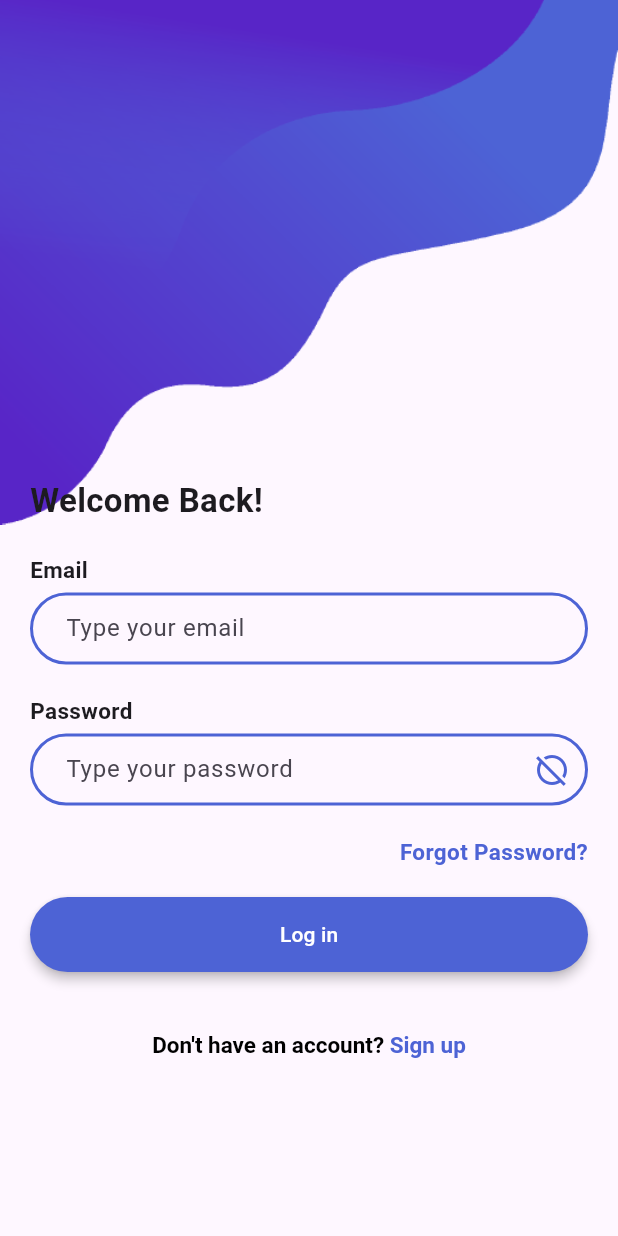
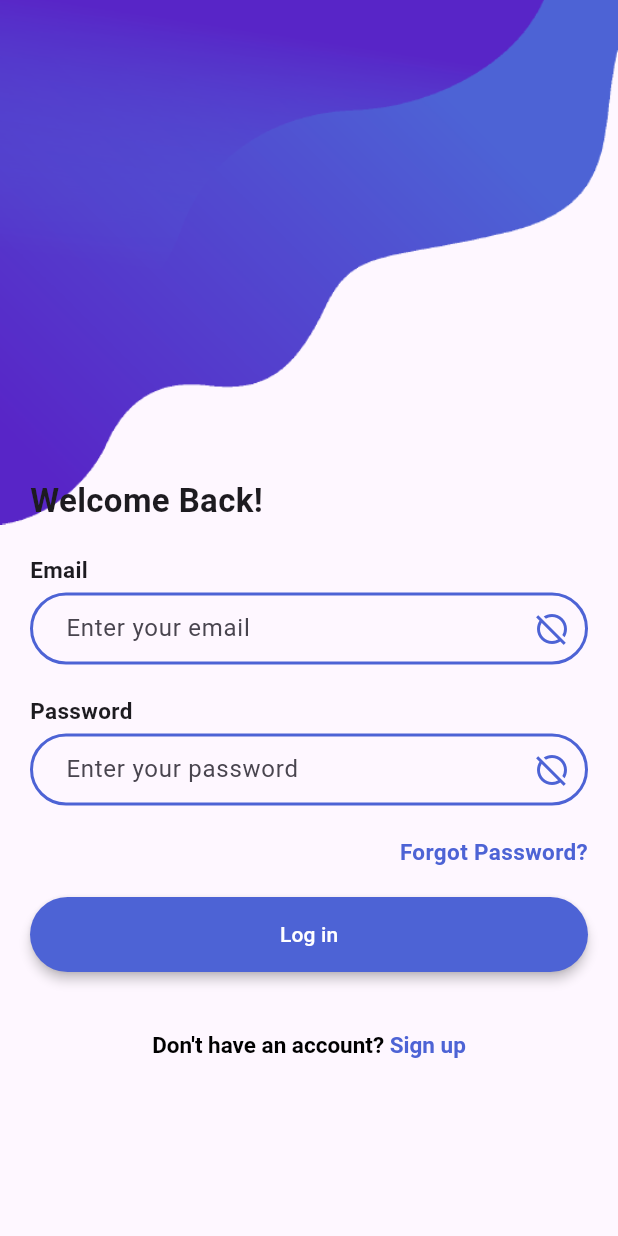
Before and after one commit to ashutosh-rai-78/Flutter-Chat-App-UI, a Flutter app: the LoginScreen screen opened directly, on a phone screen of 412 x 824 dp. Run offline on Flutter 3.47's test engine with Material 2 defaults, Android fonts, the phone set to English and light mode, and no system bars; our stand-ins replace firebase_auth, firebase_core, get_it; accounts and stored records are empty; network calls fail.

Commit message:
firebase login added

```diff
--- /dev/null
+++ b/lib/di/get_it.dart
@@ -0,0 +1,9 @@
+import 'package:get_it/get_it.dart';
+
+import '../firebase/auth.dart';
+
+final locator = GetIt.instance;
+
+void initializeDependencyInjection(){
+  locator.registerSingleton(Auth());
+}
--- a/lib/screens/login_screen.dart
+++ b/lib/ui/screens/login_screen.dart
@@ -1,5 +1,8 @@
 import 'package:flutter/material.dart';
-import 'package:flutter_chat_app_ui/screens/chats_list_screen.dart';
+import 'package:flutter_chat_app_ui/di/get_it.dart';
+import 'package:flutter_chat_app_ui/firebase/auth.dart';
+import 'package:flutter_chat_app_ui/ui/screens/contact_list_screen.dart';
+import 'package:flutter_chat_app_ui/ui/widgets/auth_text_field.dart';
 
 class LoginScreen extends StatefulWidget {
   const LoginScreen({super.key});
@@ -10,10 +13,12 @@ class LoginScreen extends StatefulWidget {
 
 class _LoginScreenState extends State<LoginScreen> {
   double? h;
+
 // 4D63D5
 // 514ACF
 // 572DC9
   Color primary = Color(0x4D63D5);
+
   @override
   Widget build(BuildContext context) {
     return Scaffold(
@@ -57,7 +62,25 @@ class _LoginFrom extends StatefulWidget {
 }
 
 class __LoginFromState extends State<_LoginFrom> {
-  int? primary = 0x4D63D5;
+  late Auth auth;
+  late TextEditingController emailController;
+  late TextEditingController passwordController;
+
+  @override
+  void initState() {
+    auth = locator();
+    emailController = TextEditingController();
+    passwordController = TextEditingController();
+    super.initState();
+  }
+
+  @override
+  void dispose() {
+    emailController.dispose();
+    passwordController.dispose();
+    super.dispose();
+  }
+
   @override
   Widget build(BuildContext context) {
     return Padding(
@@ -72,56 +95,23 @@ class __LoginFromState extends State<_LoginFrom> {
             style: TextStyle(fontSize: 22, fontWeight: FontWeight.bold),
           ),
           const SizedBox(height: 20),
+          // -------------------- EMAIL -------------------------------------------
           const Text(
             "Email",
             style: TextStyle(fontSize: 15, fontWeight: FontWeight.bold),
           ),
           const SizedBox(height: 5),
-          TextField(
-            decoration: InputDecoration(
-              contentPadding: const EdgeInsets.fromLTRB(20.0, 10.0, 0.0, 10.0),
-              /* border:
-                  OutlineInputBorder(borderRadius: BorderRadius.circular(50)), */
-              enabledBorder: OutlineInputBorder(
-                borderSide: BorderSide(color: Color(0xff4D63D5), width: 2),
-                borderRadius: BorderRadius.circular(50),
-              ),
-              focusedBorder: OutlineInputBorder(
-                borderSide: BorderSide(color: Color(0xff4D63D5), width: 2),
-                borderRadius: BorderRadius.circular(50),
-              ),
-              hintText: 'Type your email',
-            ),
-          ),
+          AuthTextField(hint: "Enter your email", controller: emailController,),
           const SizedBox(height: 20),
+          // -------------------- PASSWORD -----------------------------------------
           const Text(
             "Password",
             style: TextStyle(fontSize: 15, fontWeight: FontWeight.bold),
           ),
           const SizedBox(height: 5),
-          TextField(
-            decoration: InputDecoration(
-              suffixIcon: const Icon(
-                Icons.hide_source,
-                color: Color(0xff4D63D5),
-              ),
-              contentPadding: const EdgeInsets.fromLTRB(20.0, 10.0, 0.0, 10.0),
-              /* border: OutlineInputBorder(
-                borderSide: BorderSide(color: Color(0xff4D63D5), width: 1),
-                borderRadius: BorderRadius.circular(50),
-              ), */
-              enabledBorder: OutlineInputBorder(
-                borderSide: BorderSide(color: Color(0xff4D63D5), width: 2),
-                borderRadius: BorderRadius.circular(50),
-              ),
-              focusedBorder: OutlineInputBorder(
-                borderSide: BorderSide(color: Color(0xff4D63D5), width: 2),
-                borderRadius: BorderRadius.circular(50),
-              ),
-              hintText: 'Type your password',
-            ),
-          ),
+          AuthTextField(hint: "Enter your password", controller: passwordController,),
           const SizedBox(height: 20),
+          // -------------------- FORGET PASSWORD ----------------------------------
           const Align(
               alignment: Alignment.topRight,
               child: Text(
@@ -132,6 +122,7 @@ class __LoginFromState extends State<_LoginFrom> {
                     color: Color(0xff4D63D5)),
               )),
           const SizedBox(height: 20),
+          // -------------------- LOGIN BUTTON ---------------------------------------
           ElevatedButton(
               // ignore: prefer_const_constructors
               style: ElevatedButton.styleFrom(
@@ -143,11 +134,19 @@ class __LoginFromState extends State<_LoginFrom> {
                   borderRadius: BorderRadius.all(Radius.circular(50)),
                 ),
               ),
-              onPressed: () {
-                Navigator.push(
+              onPressed: () async {
+                final code = await auth.login(emailController.text, passwordController.text);
+                if(!mounted) return;
+                if(code == "success"){
+                  Navigator.pushReplacement(
                   context,
-                  MaterialPageRoute(builder: (context) => const ChatsList()),
+                  MaterialPageRoute(
+                      builder: (context) => const ContactListScreen()),
                 );
+                } else{
+                  ScaffoldMessenger.of(context).showSnackBar(SnackBar(content: Text(code)));
+                }
+
               },
               child: const Text(
                 "Log in",
--- /dev/null
+++ b/lib/ui/widgets/auth_text_field.dart
@@ -0,0 +1,34 @@
+import 'package:flutter/material.dart';
+
+class AuthTextField extends StatelessWidget {
+  final String hint;
+  final TextEditingController? controller;
+  const AuthTextField({Key? key, required this.hint, this.controller}) : super(key: key);
+
+  @override
+  Widget build(BuildContext context) {
+    return TextField(
+      controller: controller,
+      decoration: InputDecoration(
+        suffixIcon: const Icon(
+          Icons.hide_source,
+          color: Color(0xff4D63D5),
+        ),
+        contentPadding: const EdgeInsets.fromLTRB(20.0, 10.0, 0.0, 10.0),
+        /* border: OutlineInputBorder(
+                borderSide: BorderSide(color: Color(0xff4D63D5), width: 1),
+                borderRadius: BorderRadius.circular(50),
+              ), */
+        enabledBorder: OutlineInputBorder(
+          borderSide: BorderSide(color: Color(0xff4D63D5), width: 2),
+          borderRadius: BorderRadius.circular(50),
+        ),
+        focusedBorder: OutlineInputBorder(
+          borderSide: BorderSide(color: Color(0xff4D63D5), width: 2),
+          borderRadius: BorderRadius.circular(50),
+        ),
+        hintText: hint,
+      ),
+    );
+  }
+}
```
Also changed, not shown: lib/firebase/auth.dart (added, +42 -0 lines), lib/main.dart (+9 -5 lines), lib/screens/chats_list_screen.dart (deleted, +0 -15 lines), lib/ui/screens/chat_screen.dart (added, +10 -0 lines), lib/ui/screens/contact_list_screen.dart (added, +51 -0 lines), lib/ui/screens/splash_screen.dart (added, +36 -0 lines), pubspec.yaml (+6 -1 lines), assets/images/p1.jpg (added), assets/images/p2.jpg (added), lib/firebase_options.dart (added), lib/screens/chat_screen.dart (deleted), pubspec.lock, 4 other files.
